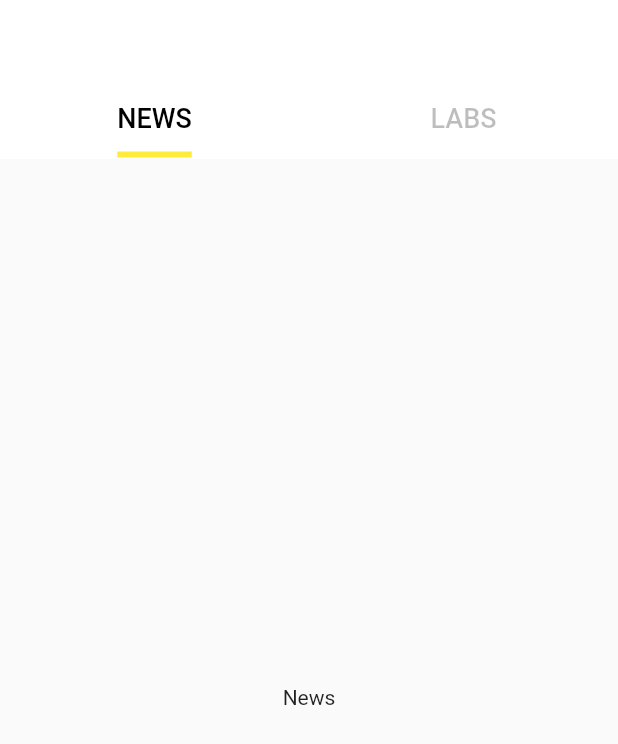
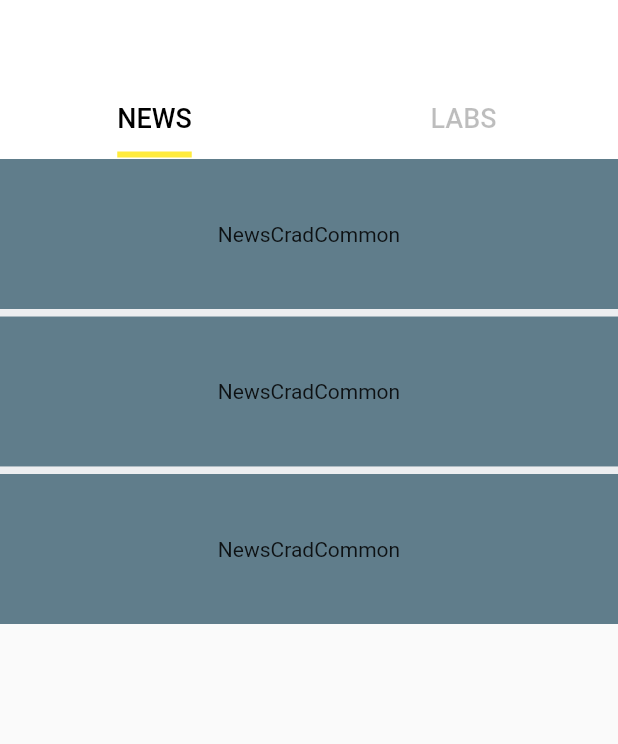
Before and after one commit to Haaayden/Geiz, a Flutter app: the screen it shows after launch, on a phone screen of 412 x 824 dp. Shown: the top 744 px of the screen. Run offline on Flutter 3.47's test engine with Material 2 defaults, Android fonts, the phone set to English and light mode, and no system bars.

Commit message:
feat(News.dart): 增加ListView

```diff
--- a/lib/pages/News.dart
+++ b/lib/pages/News.dart
@@ -1,12 +1,30 @@
 import 'package:flutter/material.dart';
+import '../widgets/NewsCardCommon.dart';
 
-class News extends StatelessWidget {
+class News extends StatefulWidget {
   @override
-    Widget build(BuildContext context) {
-      return Container(
-        child: Center(
-          child: Text('News'),
-        ),
-      );
-    }
+  _NewsState createState() => _NewsState();
 }
+
+class _NewsState extends State {
+  @override
+  Widget build(BuildContext context) {
+    return RefreshIndicator(
+      color: Colors.yellow,
+      onRefresh: () {},
+      child: ListView.separated(
+        itemCount: 3,
+        separatorBuilder: (BuildContext context, int index) {
+          return Container(
+            height: 5,
+            color: Color.fromARGB(50, 183, 187, 197),
+          );
+        },
+        itemBuilder: (BuildContext context, int index) {
+          return NewsCardCommon();
+        },
+      ),
+    );
+  }
+
+}
--- /dev/null
+++ b/lib/widgets/NewsCardCommon.dart
@@ -0,0 +1,14 @@
+import 'package:flutter/material.dart';
+
+class NewsCardCommon extends StatelessWidget {
+  @override
+    Widget build(BuildContext context) {
+      return Container(
+        height: 100.0,
+        color: Colors.blueGrey,
+        child: Center(
+          child: Text('NewsCradCommon'),
+        ),
+      );
+    }
+}
```
